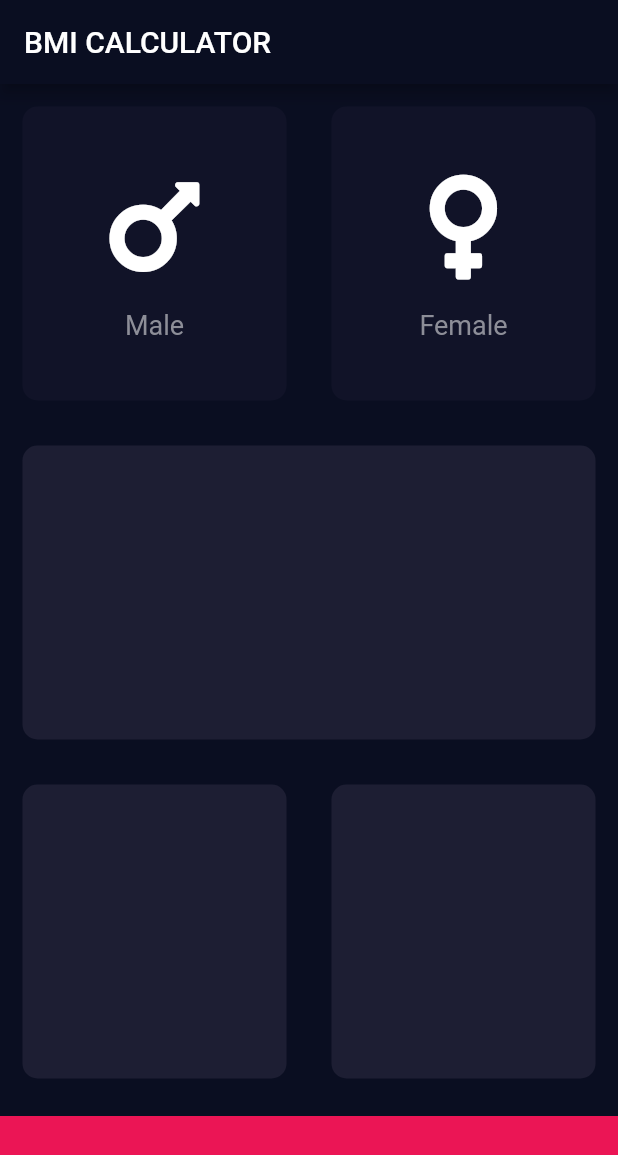
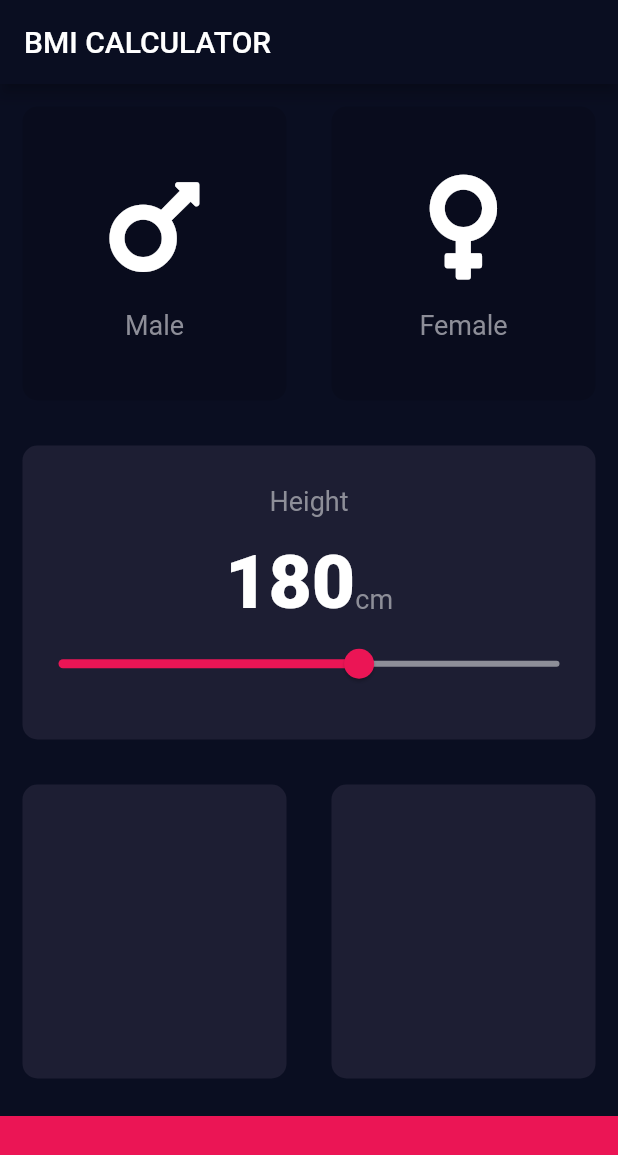
Before and after one commit to AbhishekDoshi26/bmi-calculator, a Flutter app: the screen it shows after launch, on a phone screen of 412 x 824 dp. Shown: the top 1155 px of the screen. Run offline on Flutter 3.47's test engine with Material 2 defaults, Android fonts, the phone set to English and light mode, and no system bars; our stand-ins replace font_awesome_flutter.

Commit message:
Date: 10/04/2020
Added App icon, added a new file named constants.dart to store all the constants in a single file. Added high level of UI (style) reusability by creating new classes and files.

Added Slider for the user to select height.

```diff
--- /dev/null
+++ b/lib/constants.dart
@@ -0,0 +1,16 @@
+import 'package:flutter/material.dart';
+
+const labelStyle = TextStyle(
+  fontSize: 18.0,
+  color: Color(0xFF8D8E98),
+);
+
+const textStyle = TextStyle(
+  fontSize: 50.0,
+  fontWeight: FontWeight.w900,
+);
+
+const bottomContainerHeight = 80.0;
+const activeCardColour = Color(0xFF1D1E33);
+const inactiveCardColour = Colors.black12;
+const bottomContainerColour = Color(0xFFEb1555);
--- a/lib/icon_content.dart
+++ b/lib/icon_content.dart
@@ -1,9 +1,5 @@
 import 'package:flutter/material.dart';
-
-const labelStyle = TextStyle(
-  fontSize: 18.0,
-  color: Color(0xFF8D8E98),
-);
+import 'constants.dart';
 
 class cardChildWidget extends StatelessWidget {
   final IconData icon;
--- a/lib/input_page.dart
+++ b/lib/input_page.dart
@@ -2,11 +2,7 @@ import 'package:flutter/material.dart';
 import 'package:font_awesome_flutter/font_awesome_flutter.dart';
 import 'icon_content.dart';
 import 'reusable_card.dart';
-
-const bottomContainerHeight = 80.0;
-const activeCardColour = Color(0xFF1D1E33);
-const inactiveCardColour = Color(0xFF111328);
-const bottomContainerColour = Color(0xFFEb1555);
+import 'constants.dart';
 
 class InputPage extends StatefulWidget {
   @override
@@ -15,6 +11,7 @@ class InputPage extends StatefulWidget {
 
 class _InputPageState extends State<InputPage> {
   String gender;
+  int height = 180;
 
   @override
   Widget build(BuildContext context) {
@@ -23,6 +20,7 @@ class _InputPageState extends State<InputPage> {
         title: Text('BMI CALCULATOR'),
       ),
       body: Column(
+        crossAxisAlignment: CrossAxisAlignment.stretch,
         children: <Widget>[
           //There's a column which has 3 expanded widget. These 3 expanded widget are 3 rows.
           //For 1st & 3rd Expanded widget (1st row), there are 2 expanded widget (container)
@@ -32,13 +30,12 @@ class _InputPageState extends State<InputPage> {
             child: Row(
               children: <Widget>[
                 Expanded(
-                  child: GestureDetector(
-                    onTap: () {
+                  child: ReusableCard(
+                    onPress: () {
                       setState(() {
                         gender = 'Male';
                       });
                     },
-                    child: ReusableCard(
                     color: gender == 'Male'
                         ? activeCardColour
                         : inactiveCardColour,
@@ -48,15 +45,13 @@ class _InputPageState extends State<InputPage> {
                     ),
                   ),
                 ),
-                ),
                 Expanded(
-                  child: GestureDetector(
-                    onTap: () {
+                  child: ReusableCard(
+                    onPress: () {
                       setState(() {
                         gender = 'Female';
                       });
                     },
-                    child: ReusableCard(
                     color: gender == 'Female'
                         ? activeCardColour
                         : inactiveCardColour,
@@ -66,14 +61,51 @@ class _InputPageState extends State<InputPage> {
                     ),
                   ),
                 ),
-                ),
               ],
             ),
           ),
           Expanded(
-            child: GestureDetector(
             child: ReusableCard(
               color: activeCardColour,
+              cardChild: Column(
+                mainAxisAlignment: MainAxisAlignment.center,
+                children: <Widget>[
+                  Text(
+                    'Height',
+                    style: labelStyle,
+                  ),
+                  SizedBox(
+                    height: 15.0,
+                  ),
+                  Row(
+                    mainAxisAlignment: MainAxisAlignment.center,
+                    crossAxisAlignment: CrossAxisAlignment.baseline,
+                    //This will make cm go subscript
+                    textBaseline: TextBaseline.alphabetic,
+                    children: <Widget>[
+                      Text(
+                        height.toString(),
+                        style: textStyle,
+                      ),
+                      Text(
+                        'cm',
+                        style: labelStyle,
+                      ),
+                    ],
+                  ),
+                  Slider(
+                    value: height.toDouble(),
+                    min: 120.0,
+                    max: 220.0,
+                    activeColor: bottomContainerColour,
+                    inactiveColor: Color(0xFF8D8E98),
+                    onChanged: (double newValue) {
+                      setState(() {
+                        height = newValue.round();
+                      });
+                    },
+                  ),
+                ],
               ),
             ),
           ),
--- a/lib/reusable_card.dart
+++ b/lib/reusable_card.dart
@@ -3,17 +3,21 @@ import 'package:flutter/material.dart';
 class ReusableCard extends StatelessWidget {
   final Color color;
   final Widget cardChild;
+  final Function onPress;
 
-  ReusableCard({@required this.color, this.cardChild});
+  ReusableCard({@required this.color, this.cardChild, this.onPress});
 
   @override
   Widget build(BuildContext context) {
-    return Container(
-      child: cardChild,
-      margin: EdgeInsets.all(15.0),
-      decoration: BoxDecoration(
-        borderRadius: BorderRadius.circular(10.0),
-        color: color,
+    return GestureDetector(
+      onTap: onPress,
+      child: Container(
+        child: cardChild,
+        margin: EdgeInsets.all(15.0),
+        decoration: BoxDecoration(
+          borderRadius: BorderRadius.circular(10.0),
+          color: color,
+        ),
       ),
     );
   }
```
Also changed, not shown: images/logo.jpg (added), 28 other files. Lines whose indentation alone changed are shown as unchanged.
